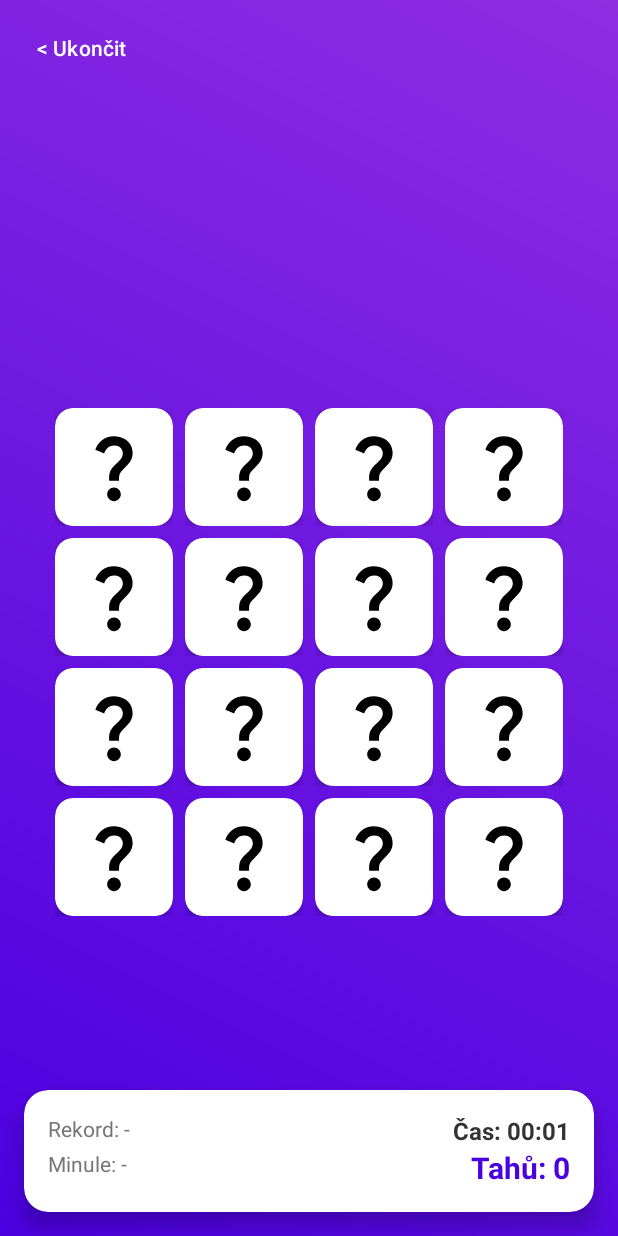
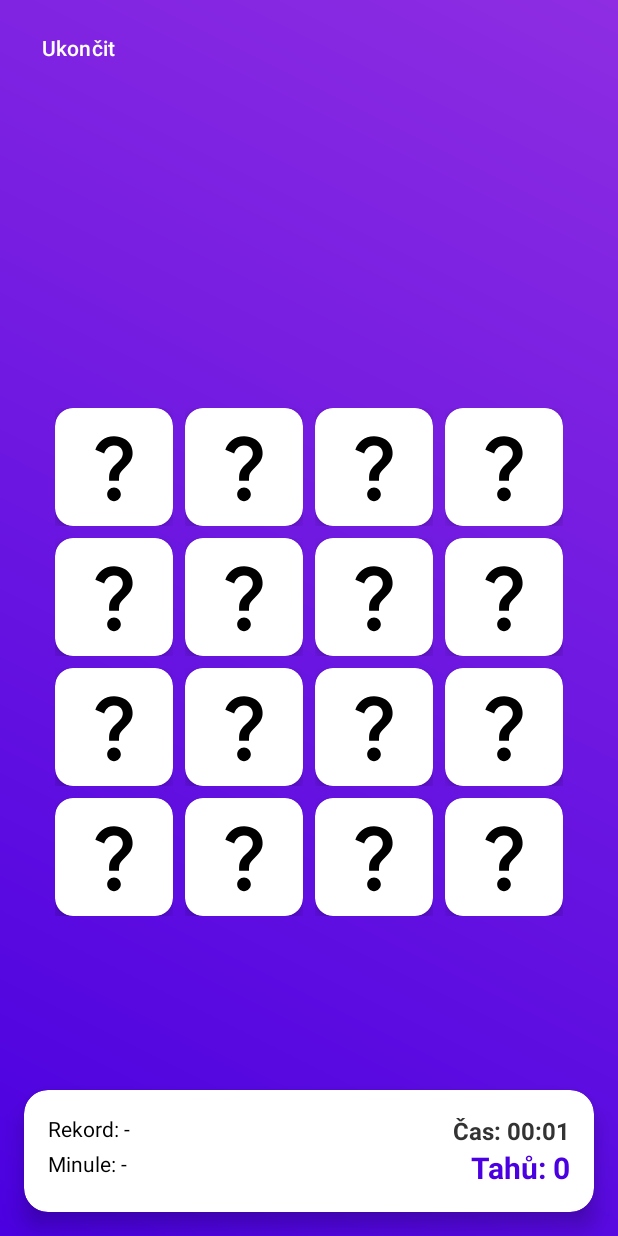
Before and after one commit to EduardPravda/BMTA-TrueeGame, an Android app: the MainActivity screen opened directly, with no data from a screen before it, on a phone screen of 412 x 824 dp. Run offline under Robolectric (Android 15) with nearby library versions, the phone set to English and light mode, and no system bars; our stand-ins replace Room's generated code.

Commit message:
Oprava warningu

```diff
--- a/app/src/main/res/layout-land/activity_main.xml
+++ b/app/src/main/res/layout-land/activity_main.xml
@@ -29,7 +29,7 @@
         android:id="@+id/tv_preview_info"
         android:layout_width="wrap_content"
         android:layout_height="wrap_content"
-        android:text="5"
+        android:text="@string/preview_placeholder"
         android:textSize="100sp"
         android:textStyle="bold"
         android:textColor="#FFEB3B"
@@ -74,7 +74,7 @@
                     android:layout_width="wrap_content"
                     android:layout_height="wrap_content"
                     android:layout_gravity="center"
-                    android:text="❤️❤️❤️"
+                    android:text="@string/lives_placeholder"
                     android:textSize="24sp"
                     android:layout_marginBottom="12dp"
                     android:visibility="gone"
@@ -85,7 +85,7 @@
                     android:layout_width="wrap_content"
                     android:layout_height="wrap_content"
                     android:layout_gravity="center"
-                    android:text="Čas: 00:00"
+                    android:text="@string/initial_time"
                     android:textColor="@color/text_primary"
                     android:textSize="22sp"
                     android:textStyle="bold"
@@ -96,8 +96,8 @@
                     android:layout_width="wrap_content"
                     android:layout_height="wrap_content"
                     android:layout_gravity="center"
-                    android:text="Tahů: 0"
-                    android:textColor="#4A00E0"
+                    android:text="@string/initial_moves"
+                    android:textColor="@color/btn_secondary_text"
                     android:textSize="32sp"
                     android:textStyle="bold"
                     android:layout_marginBottom="24dp"/>
@@ -113,8 +113,8 @@
                     android:layout_width="wrap_content"
                     android:layout_height="wrap_content"
                     android:layout_gravity="center"
-                    android:text="Rekord: -"
-                    android:textColor="#757575"
+                    android:text="@string/initial_record"
+                    android:textColor="@color/text_radio"
                     android:textSize="16sp"
                     android:layout_marginBottom="8dp"/>
 
@@ -123,8 +123,8 @@
                     android:layout_width="wrap_content"
                     android:layout_height="wrap_content"
                     android:layout_gravity="center"
-                    android:text="Minule: -"
-                    android:textColor="#757575"
+                    android:text="@string/initial_last"
+                    android:textColor="@color/text_radio"
                     android:textSize="16sp"
                     android:layout_marginBottom="24dp"/>
 
@@ -132,7 +132,7 @@
                     android:id="@+id/btn_back_ingame"
                     android:layout_width="match_parent"
                     android:layout_height="wrap_content"
-                    android:text="Ukončit"
+                    android:text="@string/btn_quit_game"
                     android:textColor="#D32F2F"
                     android:backgroundTint="#FFEBEE"
                     app:cornerRadius="20dp"
@@ -174,7 +174,7 @@
                     android:layout_width="wrap_content"
                     android:layout_height="wrap_content"
                     android:layout_marginBottom="24dp"
-                    android:text="KONEC HRY"
+                    android:text="@string/game_over_title"
                     android:textColor="#D32F2F"
                     android:textSize="28sp"
                     android:textStyle="bold" />
@@ -184,16 +184,16 @@
                     android:orientation="horizontal"
                     android:layout_marginBottom="24dp">
                     <LinearLayout android:layout_width="0dp" android:layout_height="wrap_content" android:layout_weight="1" android:gravity="center" android:orientation="vertical">
-                        <TextView android:layout_width="wrap_content" android:layout_height="wrap_content" android:text="Páry" android:textSize="12sp" android:textColor="#757575"/>
-                        <TextView android:id="@+id/tv_stat_pairs" android:layout_width="wrap_content" android:layout_height="wrap_content" android:text="-" android:textSize="18sp" android:textStyle="bold" android:textColor="@color/text_primary"/>
+                        <TextView android:layout_width="wrap_content" android:layout_height="wrap_content" android:text="@string/stat_pairs" android:textSize="12sp" android:textColor="@color/text_radio"/>
+                        <TextView android:id="@+id/tv_stat_pairs" android:layout_width="wrap_content" android:layout_height="wrap_content" android:text="@string/placeholder_dash" android:textSize="18sp" android:textStyle="bold" android:textColor="@color/text_primary"/>
                     </LinearLayout>
                     <LinearLayout android:layout_width="0dp" android:layout_height="wrap_content" android:layout_weight="1" android:gravity="center" android:orientation="vertical">
-                        <TextView android:layout_width="wrap_content" android:layout_height="wrap_content" android:text="Čas" android:textSize="12sp" android:textColor="#757575"/>
-                        <TextView android:id="@+id/tv_stat_time" android:layout_width="wrap_content" android:layout_height="wrap_content" android:text="-" android:textSize="18sp" android:textStyle="bold" android:textColor="@color/text_primary"/>
+                        <TextView android:layout_width="wrap_content" android:layout_height="wrap_content" android:text="@string/stat_time" android:textSize="12sp" android:textColor="@color/text_radio"/>
+                        <TextView android:id="@+id/tv_stat_time" android:layout_width="wrap_content" android:layout_height="wrap_content" android:text="@string/placeholder_dash" android:textSize="18sp" android:textStyle="bold" android:textColor="@color/text_primary"/>
                     </LinearLayout>
                     <LinearLayout android:layout_width="0dp" android:layout_height="wrap_content" android:layout_weight="1" android:gravity="center" android:orientation="vertical">
-                        <TextView android:layout_width="wrap_content" android:layout_height="wrap_content" android:text="Rychlost" android:textSize="12sp" android:textColor="#757575"/>
-                        <TextView android:id="@+id/tv_stat_speed" android:layout_width="wrap_content" android:layout_height="wrap_content" android:text="-" android:textSize="18sp" android:textStyle="bold" android:textColor="@color/text_primary"/>
+                        <TextView android:layout_width="wrap_content" android:layout_height="wrap_content" android:text="@string/stat_speed" android:textSize="12sp" android:textColor="@color/text_radio"/>
+                        <TextView android:id="@+id/tv_stat_speed" android:layout_width="wrap_content" android:layout_height="wrap_content" android:text="@string/placeholder_dash" android:textSize="18sp" android:textStyle="bold" android:textColor="@color/text_primary"/>
                     </LinearLayout>
                 </LinearLayout>
                 <Button
@@ -201,13 +201,13 @@
                     android:layout_width="match_parent"
                     android:layout_height="wrap_content"
                     android:layout_marginBottom="8dp"
-                    android:text="Hrát znovu" />
+                    android:text="@string/btn_play_again" />
                 <Button
                     android:id="@+id/btn_back_to_menu"
                     android:layout_width="match_parent"
                     android:layout_height="wrap_content"
                     android:backgroundTint="#757575"
-                    android:text="Zpět do menu" />
+                    android:text="@string/btn_back_menu" />
             </LinearLayout>
         </androidx.cardview.widget.CardView>
     </androidx.constraintlayout.widget.ConstraintLayout>
--- a/app/src/main/res/layout/activity_main.xml
+++ b/app/src/main/res/layout/activity_main.xml
@@ -13,7 +13,7 @@
         android:id="@+id/btn_back_ingame"
         android:layout_width="wrap_content"
         android:layout_height="wrap_content"
-        android:text="&lt; Ukončit"
+        android:text="@string/btn_quit_game"
         android:textColor="#FFFFFF"
         android:background="@android:color/transparent"
         android:minHeight="48dp"
@@ -28,7 +28,7 @@
         android:id="@+id/tv_lives"
         android:layout_width="wrap_content"
         android:layout_height="wrap_content"
-        android:text="❤️❤️❤️"
+        android:text="@string/lives_placeholder"
         android:textSize="24sp"
         android:textColor="#FFFFFF"
         android:layout_marginTop="16dp"
@@ -42,7 +42,7 @@
         android:id="@+id/tv_preview_info"
         android:layout_width="wrap_content"
         android:layout_height="wrap_content"
-        android:text="5"
+        android:text="@string/preview_placeholder"
         android:textSize="80sp"
         android:textStyle="bold"
         android:textColor="#FFEB3B"
@@ -95,7 +95,7 @@
                 android:id="@+id/tv_timer"
                 android:layout_width="wrap_content"
                 android:layout_height="wrap_content"
-                android:text="Čas: 00:00"
+                android:text="@string/initial_time"
                 android:textSize="16sp"
                 android:textStyle="bold"
                 android:textColor="@color/text_primary"
@@ -106,10 +106,10 @@
                 android:id="@+id/tv_score"
                 android:layout_width="wrap_content"
                 android:layout_height="wrap_content"
-                android:text="Tahů: 0"
+                android:text="@string/initial_moves"
                 android:textSize="20sp"
                 android:textStyle="bold"
-                android:textColor="#4A00E0"
+                android:textColor="@color/btn_secondary_text"
                 app:layout_constraintEnd_toEndOf="parent"
                 app:layout_constraintTop_toBottomOf="@+id/tv_timer" />
 
@@ -117,9 +117,9 @@
                 android:id="@+id/tv_best_score"
                 android:layout_width="wrap_content"
                 android:layout_height="wrap_content"
-                android:text="Rekord: -"
+                android:text="@string/initial_record"
                 android:textSize="14sp"
-                android:textColor="#757575"
+                android:textColor="@color/text_radio"
                 app:layout_constraintStart_toStartOf="parent"
                 app:layout_constraintTop_toTopOf="parent" />
 
@@ -127,9 +127,9 @@
                 android:id="@+id/tv_last_game"
                 android:layout_width="wrap_content"
                 android:layout_height="wrap_content"
-                android:text="Minule: -"
+                android:text="@string/initial_last"
                 android:textSize="14sp"
-                android:textColor="#757575"
+                android:textColor="@color/text_radio"
                 app:layout_constraintStart_toStartOf="parent"
                 app:layout_constraintTop_toBottomOf="@+id/tv_best_score"
                 android:layout_marginTop="4dp"/>
@@ -170,7 +170,7 @@
                     android:id="@+id/tv_game_over_title"
                     android:layout_width="wrap_content"
                     android:layout_height="wrap_content"
-                    android:text="KONEC HRY"
+                    android:text="@string/game_over_title"
                     android:textSize="28sp"
                     android:textStyle="bold"
                     android:textColor="#D32F2F"
@@ -180,18 +180,22 @@
                     android:layout_width="match_parent"
                     android:layout_height="wrap_content"
                     android:orientation="horizontal"
+                    android:baselineAligned="false"
                     android:layout_marginBottom="24dp">
+
                     <LinearLayout android:layout_width="0dp" android:layout_height="wrap_content" android:layout_weight="1" android:gravity="center" android:orientation="vertical">
-                        <TextView android:layout_width="wrap_content" android:layout_height="wrap_content" android:text="Páry" android:textSize="12sp" android:textColor="#757575"/>
-                        <TextView android:id="@+id/tv_stat_pairs" android:layout_width="wrap_content" android:layout_height="wrap_content" android:text="-" android:textSize="18sp" android:textStyle="bold" android:textColor="@color/text_primary"/>
+                        <TextView android:layout_width="wrap_content" android:layout_height="wrap_content" android:text="@string/stat_pairs" android:textSize="12sp" android:textColor="@color/text_radio"/>
+                        <TextView android:id="@+id/tv_stat_pairs" android:layout_width="wrap_content" android:layout_height="wrap_content" android:text="@string/placeholder_dash" android:textSize="18sp" android:textStyle="bold" android:textColor="@color/text_primary"/>
                     </LinearLayout>
+
                     <LinearLayout android:layout_width="0dp" android:layout_height="wrap_content" android:layout_weight="1" android:gravity="center" android:orientation="vertical">
-                        <TextView android:layout_width="wrap_content" android:layout_height="wrap_content" android:text="Čas" android:textSize="12sp" android:textColor="#757575"/>
-                        <TextView android:id="@+id/tv_stat_time" android:layout_width="wrap_content" android:layout_height="wrap_content" android:text="-" android:textSize="18sp" android:textStyle="bold" android:textColor="@color/text_primary"/>
+                        <TextView android:layout_width="wrap_content" android:layout_height="wrap_content" android:text="@string/stat_time" android:textSize="12sp" android:textColor="@color/text_radio"/>
+                        <TextView android:id="@+id/tv_stat_time" android:layout_width="wrap_content" android:layout_height="wrap_content" android:text="@string/placeholder_dash" android:textSize="18sp" android:textStyle="bold" android:textColor="@color/text_primary"/>
                     </LinearLayout>
+
                     <LinearLayout android:layout_width="0dp" android:layout_height="wrap_content" android:layout_weight="1" android:gravity="center" android:orientation="vertical">
-                        <TextView android:layout_width="wrap_content" android:layout_height="wrap_content" android:text="Rychlost" android:textSize="12sp" android:textColor="#757575"/>
-                        <TextView android:id="@+id/tv_stat_speed" android:layout_width="wrap_content" android:layout_height="wrap_content" android:text="-" android:textSize="18sp" android:textStyle="bold" android:textColor="@color/text_primary"/>
+                        <TextView android:layout_width="wrap_content" android:layout_height="wrap_content" android:text="@string/stat_speed" android:textSize="12sp" android:textColor="@color/text_radio"/>
+                        <TextView android:id="@+id/tv_stat_speed" android:layout_width="wrap_content" android:layout_height="wrap_content" android:text="@string/placeholder_dash" android:textSize="18sp" android:textStyle="bold" android:textColor="@color/text_primary"/>
                     </LinearLayout>
                 </LinearLayout>
 
@@ -199,13 +203,13 @@
                     android:id="@+id/btn_play_again"
                     android:layout_width="match_parent"
                     android:layout_height="wrap_content"
-                    android:text="Hrát znovu"
+                    android:text="@string/btn_play_again"
                     android:layout_marginBottom="8dp"/>
                 <Button
                     android:id="@+id/btn_back_to_menu"
                     android:layout_width="match_parent"
                     android:layout_height="wrap_content"
-                    android:text="Zpět do menu"
+                    android:text="@string/btn_back_menu"
                     android:backgroundTint="#757575"/>
             </LinearLayout>
         </androidx.cardview.widget.CardView>
--- a/app/src/main/res/layout/item_card.xml
+++ b/app/src/main/res/layout/item_card.xml
@@ -23,7 +23,7 @@
             android:id="@+id/card_image"
             android:layout_width="match_parent"
             android:layout_height="match_parent"
-            android:contentDescription="Karta pexesa"
+            android:contentDescription="@string/app_name"
             android:padding="12dp"
             android:scaleType="fitCenter"
             android:src="@drawable/ic_card_back" />
--- a/app/src/main/res/values/strings.xml
+++ b/app/src/main/res/values/strings.xml
@@ -1,8 +1,63 @@
 <resources>
-    <string name="app_name">Trueexeso</string>
+    <string name="app_name">TRUEEXESO</string>
+
     <string name="menu_title">TRUEEXESO</string>
-    <string name="btn_new_game">NOVÁ HRA</string>
-    <string name="btn_score">SKÓRE</string>
-    <string name="btn_settings">NASTAVENÍ</string>
+    <string name="btn_new_game">Nová hra</string>
+    <string name="btn_score">Síň slávy</string>
+    <string name="btn_settings">Nastavení</string>
     <string name="btn_exit">Ukončit</string>
+
+    <string name="setup_title">Nová hra</string>
+    <string name="btn_back">Zpět</string>
+    <string name="btn_back_menu">Zpět do menu</string>
+    <string name="board_size">Velikost hracího pole</string>
+    <string name="board_size_short">Velikost pole</string>
+    <string name="diff_easy_desc">Lehká (4x3)</string>
+    <string name="diff_medium_desc">Střední (4x4)</string>
+    <string name="diff_hard_desc">Těžká (5x4)</string>
+    <string name="game_type">Typ hry</string>
+    <string name="mode_classic">Klasická</string>
+    <string name="mode_time">Časovka</string>
+    <string name="mode_memory">Paměť (3 životy)</string>
+    <string name="time_limit">Časový limit</string>
+    <string name="time_60s">60 s</string>
+    <string name="btn_start_game">SPUSTIT HRU</string>
+
+    <string name="btn_quit_game">Ukončit</string>
+    <string name="lives_placeholder">❤️❤️❤️</string>
+    <string name="preview_placeholder">5</string>
+    <string name="time_format">Čas: %s</string>
+    <string name="score_format">Tahů: %d</string>
+    <string name="best_score_format">Rekord: %s</string>
+    <string name="last_game_format">Minule: %s</string>
+    <string name="game_over_title">KONEC HRY</string>
+    <string name="stat_pairs">Páry</string>
+    <string name="stat_time">Čas</string>
+    <string name="stat_speed">Rychlost</string>
+    <string name="btn_play_again">Hrát znovu</string>
+    <string name="placeholder_dash">-</string>
+    <string name="initial_time">Čas: 00:00</string>
+    <string name="initial_moves">Tahů: 0</string>
+    <string name="initial_record">Rekord: -</string>
+    <string name="initial_last">Minule: -</string>
+
+    <string name="settings_title">NASTAVENÍ</string>
+    <string name="volume_label">Hlasitost zvuků</string>
+    <string name="cards_look_label">Vzhled kartiček</string>
+    <string name="set_it">Sada 1: IT Ikony</string>
+    <string name="set_numbers">Sada 2: Čísla</string>
+    <string name="set_colors">Sada 3: Barvy</string>
+
+    <string name="score_title">SÍŇ SLÁVY</string>
+    <string name="filter_mode_label">HERNÍ MÓD</string>
+    <string name="filter_diff_label">OBTÍŽNOST</string>
+    <string name="filter_all">VŠE</string>
+    <string name="filter_classic">KLASIK</string>
+    <string name="filter_time">ČASOVKA</string>
+    <string name="filter_memory">PAMĚŤ</string>
+    <string name="diff_all">VŠE</string>
+    <string name="diff_all_caps">VŠECHNY VELIKOSTI</string>
+    <string name="diff_easy">LEHKÁ</string>
+    <string name="diff_medium">STŘEDNÍ</string>
+    <string name="diff_hard">TĚŽKÁ</string>
 </resources>
```
Also changed, not shown: app/src/main/res/layout-land/activity_game_setup.xml (+17 -17 lines), app/src/main/res/layout-land/activity_score.xml (+12 -12 lines), app/src/main/res/layout-land/activity_settings.xml (+22 -15 lines), app/src/main/res/layout/activity_game_setup.xml (+28 -49 lines), app/src/main/res/layout/item_score.xml (+5 -5 lines).
